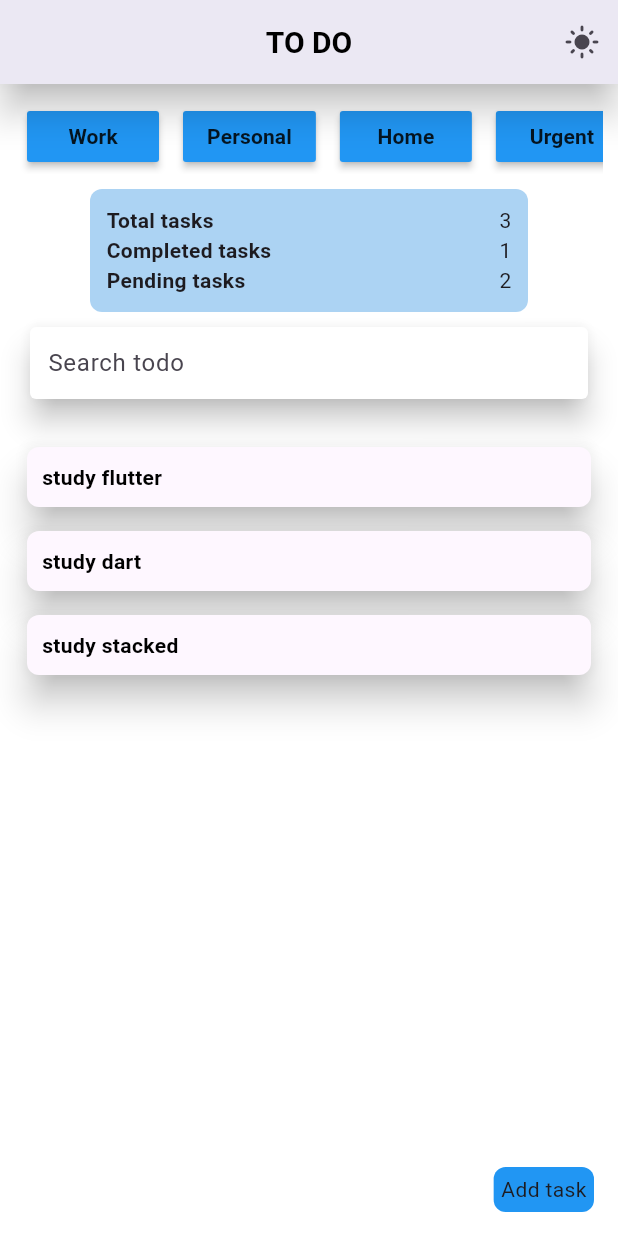
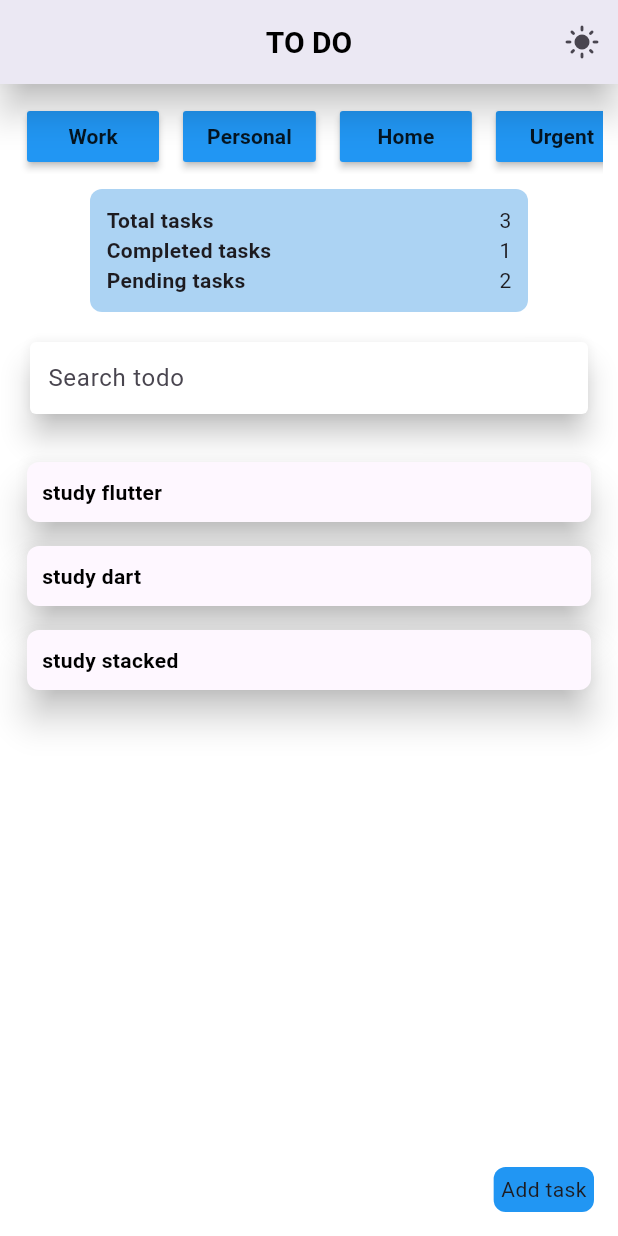
Before and after one commit to YogeshPeriyasamy/todoApp, a Flutter app: the screen it shows after launch, on a phone screen of 412 x 824 dp. Run offline on Flutter 3.47's test engine with Material 3 defaults, Android fonts, the phone set to English and light mode, and no system bars; our stand-ins replace shared_preferences, stacked, stacked_services, stacked_shared.

Commit message:
first merge with main from dashboardview

```diff
--- a/lib/ui/views/dashboard/dashboard_view.dart
+++ b/lib/ui/views/dashboard/dashboard_view.dart
@@ -61,7 +61,7 @@ class DashboardView extends StackedView<DashboardViewModel> {
                   }),
             ),
             Container(
-              margin: EdgeInsets.only(top: 10, bottom: 0, left: 50, right: 50),
+              margin: EdgeInsets.only(top: 10, bottom: 10, left: 50, right: 50),
               padding: EdgeInsets.all(11),
               decoration: BoxDecoration(
                   borderRadius: BorderRadius.circular(8), color: const Color.fromARGB(255, 172, 211, 243)),
```
